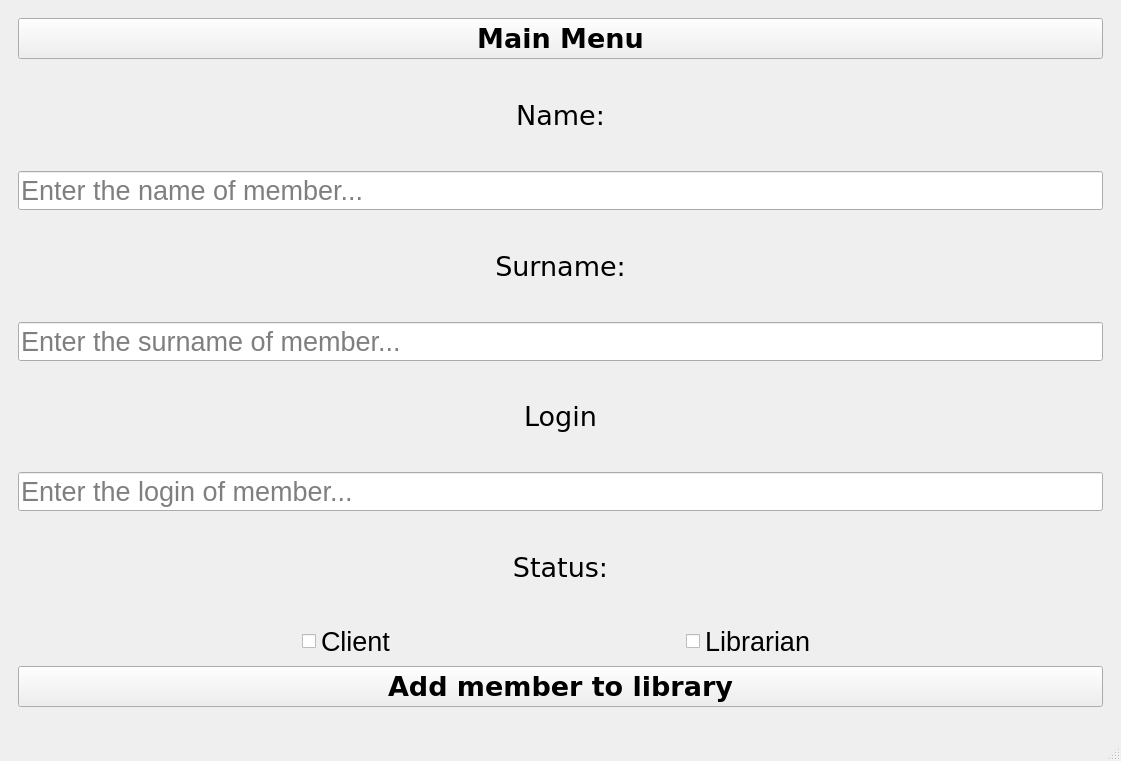
Qt form ui/libapp.ui (mikorozek/Libapp-Project-Pipr) before a commit.
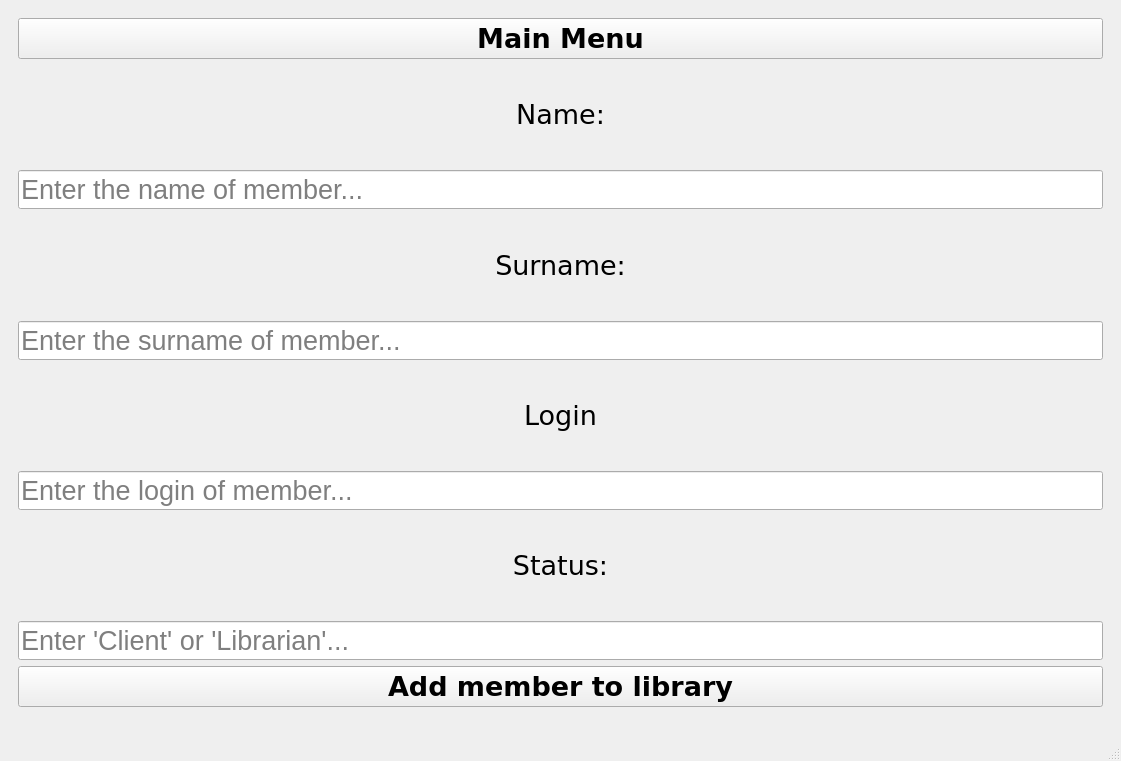
The same form after that commit. The open tabs and pages were chosen to show the change.

```diff
--- a/ui/libapp.ui
+++ b/ui/libapp.ui
@@ -1725,37 +1725,17 @@
            </widget>
           </item>
           <item>
-           <layout class="QHBoxLayout" name="horizontalLayout_4">
-            <item>
-             <widget class="QCheckBox" name="addMemberClientCheckBox">
+           <widget class="QLineEdit" name="addMemberStatusLineEdit">
               <property name="sizePolicy">
-               <sizepolicy hsizetype="Maximum" vsizetype="Fixed">
+             <sizepolicy hsizetype="Expanding" vsizetype="Maximum">
                 <horstretch>0</horstretch>
                 <verstretch>0</verstretch>
                </sizepolicy>
               </property>
-              <property name="text">
-               <string>Client</string>
-              </property>
-              <property name="checked">
-               <bool>false</bool>
-              </property>
-             </widget>
-            </item>
-            <item>
-             <widget class="QCheckBox" name="addMemberLibrarianCheckBox">
-              <property name="sizePolicy">
-               <sizepolicy hsizetype="Maximum" vsizetype="Fixed">
-                <horstretch>0</horstretch>
-                <verstretch>0</verstretch>
-               </sizepolicy>
-              </property>
-              <property name="text">
-               <string>Librarian</string>
-              </property>
-             </widget>
-            </item>
-           </layout>
+            <property name="placeholderText">
+             <string>Enter 'Client' or 'Librarian'...</string>
+            </property>
+           </widget>
           </item>
           <item>
            <widget class="QPushButton" name="addMemberButton">
```
Left out of the diff: 3 changed lines with no effect on the pictures. Lines whose indentation alone changed are shown as unchanged.
